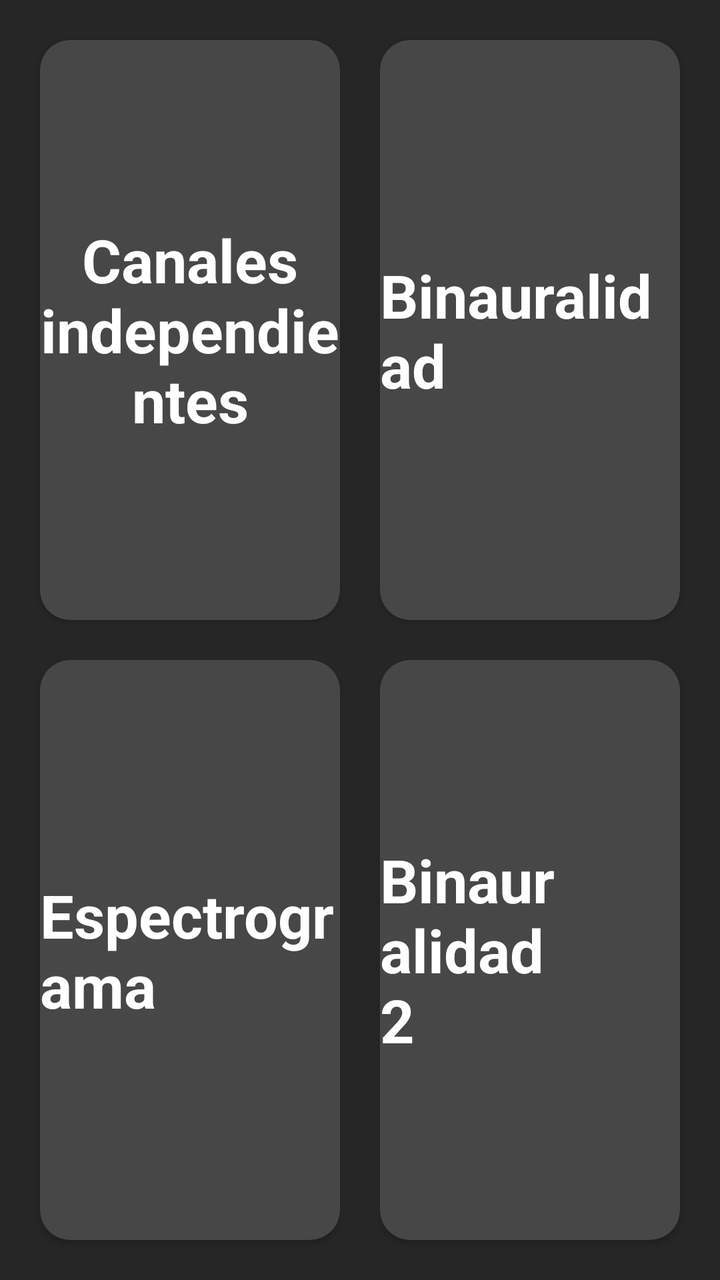
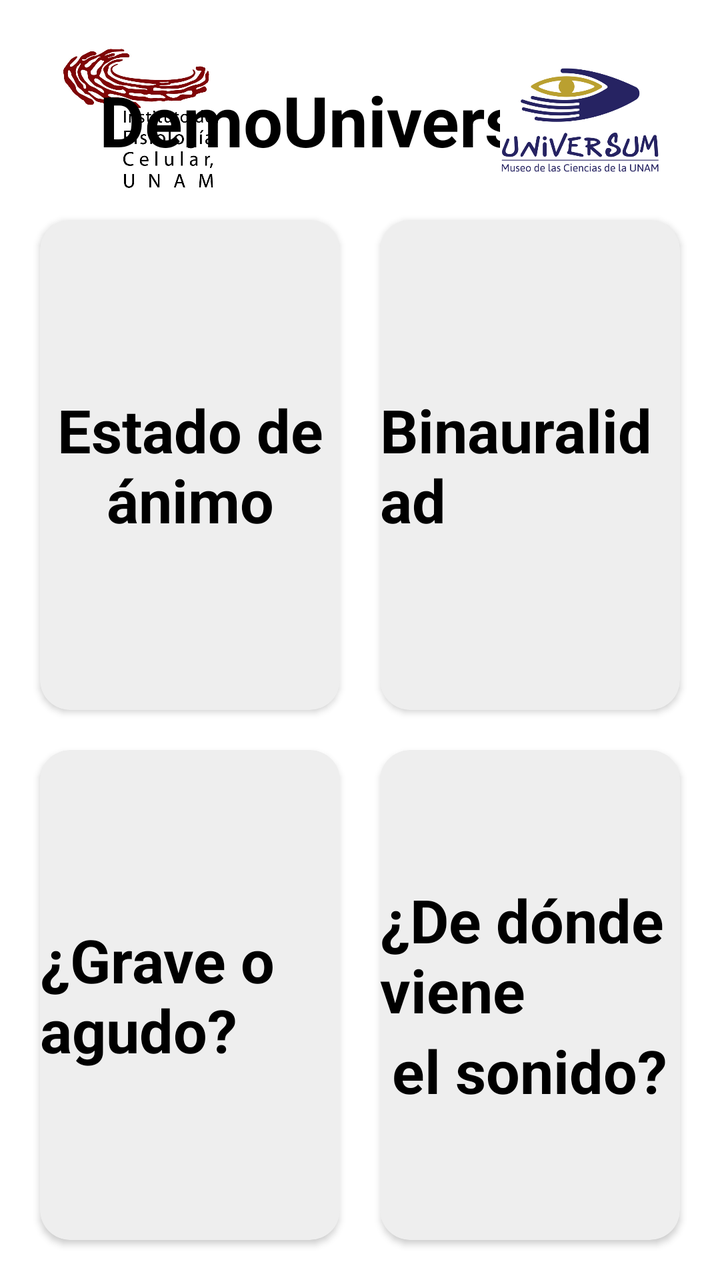

An Android layout rendered at two revisions. The XML below is the earlier revision; the diff shows what the commit changed to produce the second picture.
<!-- AndroidManifest.xml: application theme Theme.DemoUniversum -->
<!-- res/layout/activity_main.xml -->
<?xml version="1.0" encoding="utf-8"?>
<androidx.constraintlayout.widget.ConstraintLayout xmlns:android="http://schemas.android.com/apk/res/android"
    xmlns:app="http://schemas.android.com/apk/res-auto"
    xmlns:tools="http://schemas.android.com/tools"
    android:id="@+id/main"
    android:layout_width="match_parent"
    android:layout_height="match_parent"
    android:background="#262626"
    android:padding="10dp"
    tools:context=".MainActivity">

    
    <androidx.cardview.widget.CardView
        android:id="@+id/app1button"
        android:layout_width="0dp"
        android:layout_height="0dp"
        android:layout_margin="10dp"
        android:backgroundTint="#474747"
        app:cardCornerRadius="15dp"

        android:clickable="true"
        android:focusable="true"
        android:foreground="?android:attr/selectableItemBackground"

        app:layout_constraintBottom_toTopOf="@id/app3button"
        app:layout_constraintEnd_toStartOf="@id/app2button"
        app:layout_constraintStart_toStartOf="parent"
        app:layout_constraintTop_toTopOf="parent">

        <androidx.appcompat.widget.LinearLayoutCompat
            android:layout_width="match_parent"
            android:layout_height="match_parent"
            android:orientation="vertical"
            android:gravity="center">

            <TextView
                android:layout_width="wrap_content"
                android:layout_height="wrap_content"
                android:singleLine="false"
                android:text="Canales independientes"
                android:textColor="@android:color/white"
                android:textSize="30sp"
                android:textStyle="bold"
                android:gravity="center" />

        </androidx.appcompat.widget.LinearLayoutCompat>

        </androidx.cardview.widget.CardView>



    
    <androidx.cardview.widget.CardView
        android:id="@+id/app2button"
        android:layout_width="0dp"
        android:layout_height="0dp"
        android:layout_margin="10dp"
        android:backgroundTint="#474747"
        app:cardCornerRadius="15dp"

        android:clickable="true"
        android:focusable="true"
        android:foreground="?android:attr/selectableItemBackground"

        app:layout_constraintBottom_toTopOf="@id/app4button"
        app:layout_constraintEnd_toEndOf="parent"
        app:layout_constraintStart_toEndOf="@+id/app1button"
        app:layout_constraintTop_toTopOf="parent" >

        <androidx.appcompat.widget.LinearLayoutCompat
            android:layout_width="match_parent"
            android:layout_height="match_parent"
            android:orientation="vertical"
            android:gravity="center">

            <TextView
                android:layout_width="wrap_content"
                android:layout_height="wrap_content"
                android:text="Binauralidad"
                android:textColor="@android:color/white"
                android:textSize="30sp"
                android:textStyle="bold">
            </TextView>

        </androidx.appcompat.widget.LinearLayoutCompat>

    </androidx.cardview.widget.CardView>



    
    <androidx.cardview.widget.CardView
        android:id="@+id/app3button"
        android:layout_width="0dp"
        android:layout_height="0dp"
        android:layout_margin="10dp"
        android:backgroundTint="#474747"
        app:cardCornerRadius="15dp"

        android:clickable="true"
        android:focusable="true"
        android:foreground="?android:attr/selectableItemBackground"

        app:layout_constraintBottom_toBottomOf="parent"
        app:layout_constraintEnd_toStartOf="@id/app4button"
        app:layout_constraintStart_toStartOf="parent"
        app:layout_constraintTop_toBottomOf="@id/app1button" >

        <androidx.appcompat.widget.LinearLayoutCompat
            android:layout_width="match_parent"
            android:layout_height="match_parent"
            android:orientation="vertical"
            android:gravity="center">

            <TextView
                android:layout_width="wrap_content"
                android:layout_height="wrap_content"
                android:text="Espectrograma"
                android:textColor="@android:color/white"
                android:textSize="30sp"
                android:textStyle="bold">
            </TextView>

        </androidx.appcompat.widget.LinearLayoutCompat>

    </androidx.cardview.widget.CardView>

    
    <androidx.cardview.widget.CardView
        android:id="@+id/app4button"
        android:layout_width="0dp"
        android:layout_height="0dp"
        android:layout_margin="10dp"
        android:backgroundTint="#474747"
        app:cardCornerRadius="15dp"

        android:clickable="true"
        android:focusable="true"
        android:foreground="?android:attr/selectableItemBackground"

        app:layout_constraintBottom_toBottomOf="parent"
        app:layout_constraintEnd_toEndOf="parent"
        app:layout_constraintStart_toEndOf="@id/app3button"
        app:layout_constraintTop_toBottomOf="@id/app2button" >

        <androidx.appcompat.widget.LinearLayoutCompat
            android:layout_width="match_parent"
            android:layout_height="match_parent"
            android:orientation="vertical"
            android:gravity="center">

            <TextView
                android:layout_width="wrap_content"
                android:layout_height="wrap_content"
                android:text="Binauralidad 2"
                android:textColor="@android:color/white"
                android:textSize="30sp"
                android:textStyle="bold">
            </TextView>

        </androidx.appcompat.widget.LinearLayoutCompat>

    </androidx.cardview.widget.CardView>

</androidx.constraintlayout.widget.ConstraintLayout>
<!-- resources referenced by this layout -->
<resources>
  <style name="Theme.DemoUniversum" parent="Base.Theme.DemoUniversum" />
  <style name="Base.Theme.DemoUniversum" parent="Theme.Material3.DayNight.NoActionBar">
          
          
      </style>
</resources>

<!-- the commit's change to res/layout/activity_main.xml (unified diff, before → after) -->
@@ -5,17 +5,57 @@
     android:id="@+id/main"
     android:layout_width="match_parent"
     android:layout_height="match_parent"
-    android:background="#262626"
+    android:background="#FFFFFF"
     android:padding="10dp"
     tools:context=".MainActivity">
 
+
+    <ImageView
+        android:id="@+id/logoIFC"
+        android:layout_width="80dp"
+        android:layout_height="80dp"
+        android:layout_marginStart="20dp"
+        android:layout_marginTop="10dp"
+        android:src="@drawable/logo_ifc"
+        android:layout_marginBottom="8dp"
+        android:contentDescription="Icono de IFC"
+        app:layout_constraintTop_toTopOf="parent"
+        app:layout_constraintStart_toStartOf="parent"/>
+
+    <TextView
+        android:id="@+id/titulo"
+        android:layout_width="wrap_content"
+        android:layout_height="wrap_content"
+        android:text="DemoUniversum"
+        android:textColor="@android:color/black"
+        android:textSize="35sp"
+        android:textStyle="bold"
+        app:layout_constraintStart_toEndOf="@+id/logoIFC"
+        app:layout_constraintTop_toTopOf="parent"
+        app:layout_constraintEnd_toStartOf="@+id/logoUniversum"
+        app:layout_constraintBottom_toTopOf="@+id/app1button"/>
+
+    <ImageView
+        android:id="@+id/logoUniversum"
+        android:layout_width="80dp"
+        android:layout_height="80dp"
+        android:layout_marginEnd="20dp"
+        android:layout_marginTop="10dp"
+        android:src="@drawable/logo_universum"
+        android:layout_marginBottom="8dp"
+        android:contentDescription="Icono de Universum"
+        app:layout_constraintTop_toTopOf="parent"
+        app:layout_constraintEnd_toEndOf="parent"/>
+
+
+
     
     <androidx.cardview.widget.CardView
         android:id="@+id/app1button"
         android:layout_width="0dp"
         android:layout_height="0dp"
         android:layout_margin="10dp"
-        android:backgroundTint="#474747"
+        android:backgroundTint="#EEEEEE"
         app:cardCornerRadius="15dp"
 
         android:clickable="true"
@@ -25,7 +65,7 @@
         app:layout_constraintBottom_toTopOf="@id/app3button"
         app:layout_constraintEnd_toStartOf="@id/app2button"
         app:layout_constraintStart_toStartOf="parent"
-        app:layout_constraintTop_toTopOf="parent">
+        app:layout_constraintTop_toBottomOf="@+id/logoIFC">
 
         <androidx.appcompat.widget.LinearLayoutCompat
             android:layout_width="match_parent"
@@ -37,8 +77,8 @@
                 android:layout_width="wrap_content"
                 android:layout_height="wrap_content"
                 android:singleLine="false"
-                android:text="Canales independientes"
-                android:textColor="@android:color/white"
+                android:text="Estado de ánimo"
+                android:textColor="@android:color/black"
                 android:textSize="30sp"
                 android:textStyle="bold"
                 android:gravity="center" />
@@ -55,7 +95,7 @@
         android:layout_width="0dp"
         android:layout_height="0dp"
         android:layout_margin="10dp"
-        android:backgroundTint="#474747"
+        android:backgroundTint="#EEEEEE"
         app:cardCornerRadius="15dp"
 
         android:clickable="true"
@@ -64,8 +104,8 @@
 
         app:layout_constraintBottom_toTopOf="@id/app4button"
         app:layout_constraintEnd_toEndOf="parent"
-        app:layout_constraintStart_toEndOf="@+id/app1button"
-        app:layout_constraintTop_toTopOf="parent" >
+        app:layout_constraintStart_toEndOf="@id/app1button"
+        app:layout_constraintTop_toBottomOf="@+id/logoUniversum" >
 
         <androidx.appcompat.widget.LinearLayoutCompat
             android:layout_width="match_parent"
@@ -77,7 +117,7 @@
                 android:layout_width="wrap_content"
                 android:layout_height="wrap_content"
                 android:text="Binauralidad"
-                android:textColor="@android:color/white"
+                android:textColor="@android:color/black"
                 android:textSize="30sp"
                 android:textStyle="bold">
             </TextView>
@@ -94,7 +134,7 @@
         android:layout_width="0dp"
         android:layout_height="0dp"
         android:layout_margin="10dp"
-        android:backgroundTint="#474747"
+        android:backgroundTint="#EEEEEE"
         app:cardCornerRadius="15dp"
 
         android:clickable="true"
@@ -115,8 +155,8 @@
             <TextView
                 android:layout_width="wrap_content"
                 android:layout_height="wrap_content"
-                android:text="Espectrograma"
-                android:textColor="@android:color/white"
+                android:text="¿Grave o agudo?"
+                android:textColor="@android:color/black"
                 android:textSize="30sp"
                 android:textStyle="bold">
             </TextView>
@@ -131,7 +171,7 @@
         android:layout_width="0dp"
         android:layout_height="0dp"
         android:layout_margin="10dp"
-        android:backgroundTint="#474747"
+        android:backgroundTint="#EEEEEE"
         app:cardCornerRadius="15dp"
 
         android:clickable="true"
@@ -152,11 +192,17 @@
             <TextView
                 android:layout_width="wrap_content"
                 android:layout_height="wrap_content"
-                android:text="Binauralidad 2"
-                android:textColor="@android:color/white"
-                android:textSize="30sp"
-                android:textStyle="bold">
-            </TextView>
+                android:text="¿De dónde viene"
+                android:textColor="@android:color/black"
+                android:textSize="30sp"
+                android:textStyle="bold"/>
+            <TextView
+                android:layout_width="wrap_content"
+                android:layout_height="wrap_content"
+                android:text="el sonido?"
+                android:textColor="@android:color/black"
+                android:textSize="30sp"
+                android:textStyle="bold"/>
 
         </androidx.appcompat.widget.LinearLayoutCompat>
 
<!-- resource entries referenced after the edit -->
@@ -1,7 +1,9 @@
 <!-- resources referenced by this layout -->
 <resources>
+  <!-- drawable logo_ifc: jpg bitmap (drawable, 93643 bytes) -->
+  <!-- drawable logo_universum: png bitmap (drawable, 42469 bytes) -->
   <style name="Theme.DemoUniversum" parent="Base.Theme.DemoUniversum" />
-  <style name="Base.Theme.DemoUniversum" parent="Theme.Material3.DayNight.NoActionBar">
+  <style name="Base.Theme.DemoUniversum" parent="Theme.Material3.Light.NoActionBar">
           
           
       </style>
